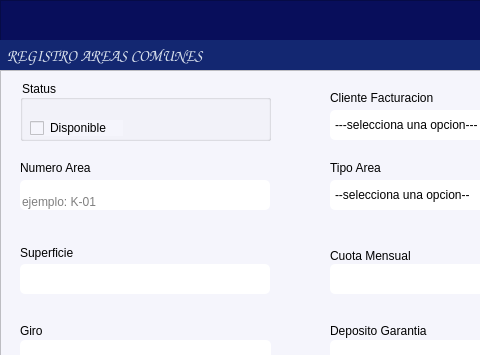
Before: the Qt Designer form gui/formAreasComunes.ui in alucard8130/gac_py_V1.02, drawn with Qt 5; both pictures show x 0 to 480 and y 0 to 355 of the 609 by 457 pixel window.
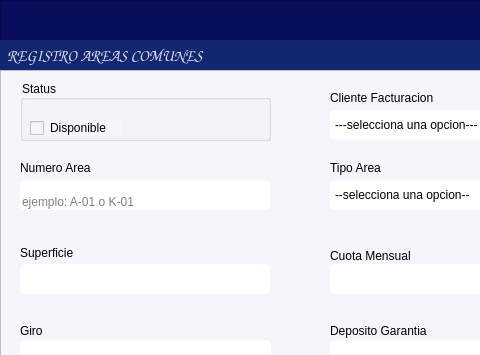
After: the same form once the commit is applied. Icons and pictures are not drawn.

Diff of the .ui file:
```diff
--- a/gui/formAreasComunes.ui
+++ b/gui/formAreasComunes.ui
@@ -121,7 +121,7 @@
      <set>Qt::AlignmentFlag::AlignBottom|Qt::AlignmentFlag::AlignLeading|Qt::AlignmentFlag::AlignLeft</set>
     </property>
     <property name="placeholderText">
-     <string>ejemplo: K-01</string>
+     <string>ejemplo: A-01 o K-01</string>
     </property>
    </widget>
    <widget class="QLabel" name="label_4">
```
